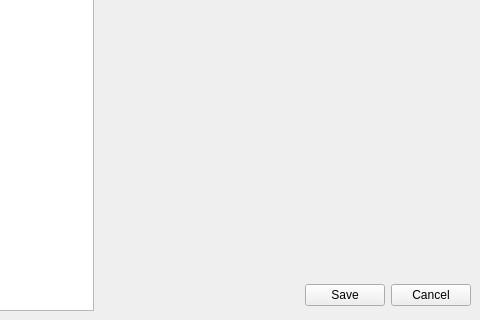
tkrotoff/WengoPhone, file wengophone/src/presentation/qt/config/WengoConfigDialog.ui: the form before one commit; both pictures show x 107 to 587 and y 151 to 471 of the 587 by 471 pixel window.
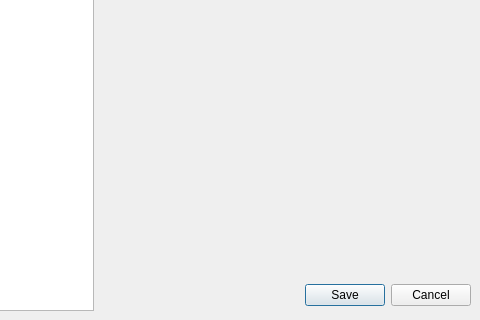
The form after the commit. Icons and pictures are not drawn.

The edit to the form file:
```diff
--- a/wengophone/src/presentation/qt/config/WengoConfigDialog.ui
+++ b/wengophone/src/presentation/qt/config/WengoConfigDialog.ui
@@ -2,8 +2,8 @@
  <author></author>
  <comment></comment>
  <exportmacro></exportmacro>
- <class>Form</class>
- <widget class="QWidget" name="Form" >
+ <class>WengoPhoneConfig</class>
+ <widget class="QDialog" name="WengoPhoneConfig" >
   <property name="geometry" >
    <rect>
     <x>0</x>
@@ -138,7 +138,7 @@
       </spacer>
      </item>
      <item>
-      <widget class="QPushButton" name="okButton" >
+      <widget class="QPushButton" name="saveButton" >
        <property name="text" >
         <string>Save</string>
        </property>
```
Left out of the diff: 49 changed lines with no effect on the pictures.
